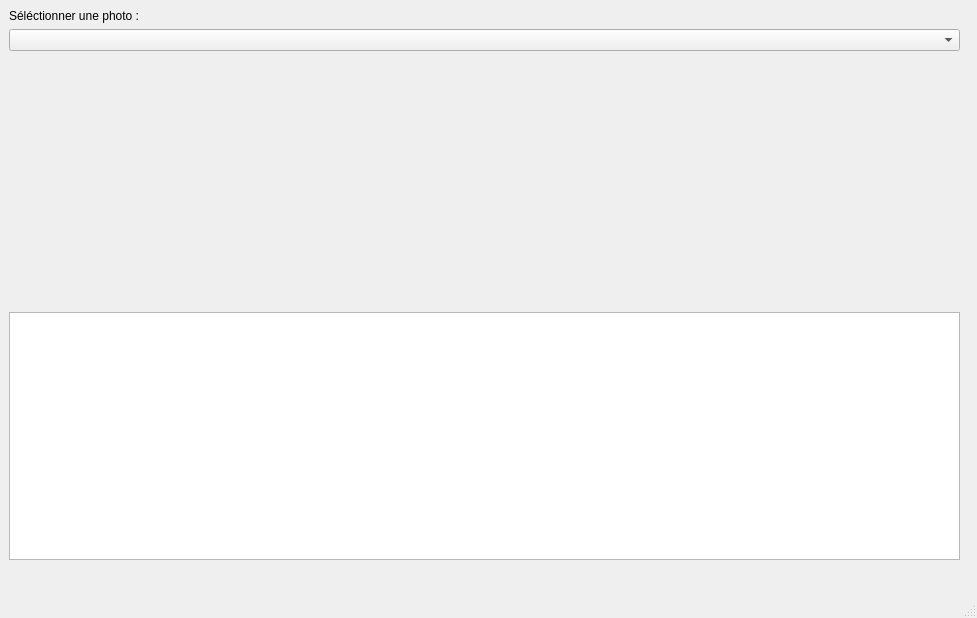
This is RepoGit/mainwindow.ui in guillaumedalbignac/Projet-Copie-Qt as Qt 5 draws it before an edit. The edited form follows.
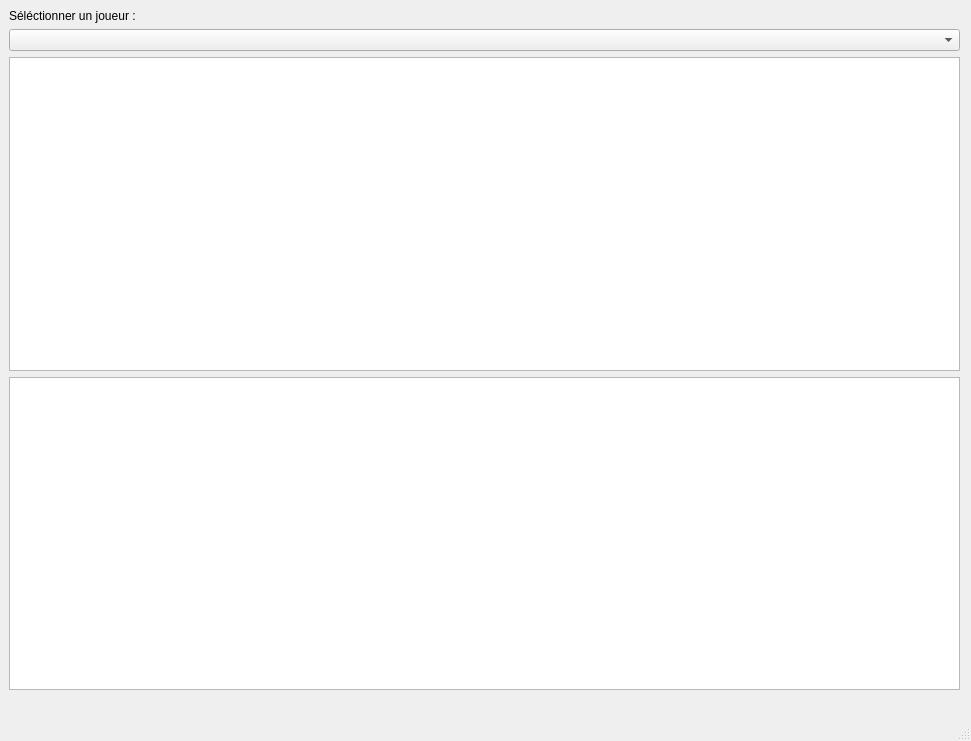
This is the edited form.

Commit message: Récupération des tags images en fonction du joueur séléctionner

The edit to the form file:
```diff
--- a/RepoGit/mainwindow.ui
+++ b/RepoGit/mainwindow.ui
@@ -6,8 +6,8 @@
    <rect>
     <x>0</x>
     <y>0</y>
-    <width>977</width>
-    <height>618</height>
+    <width>971</width>
+    <height>741</height>
    </rect>
   </property>
   <property name="windowTitle">
@@ -20,7 +20,7 @@
       <x>9</x>
       <y>9</y>
       <width>951</width>
-      <height>551</height>
+      <height>681</height>
      </rect>
     </property>
     <layout class="QVBoxLayout" name="verticalLayout">
@@ -33,7 +33,7 @@
         </size>
        </property>
        <property name="text">
-        <string>Séléctionner une photo :</string>
+        <string>Séléctionner un joueur :</string>
        </property>
       </widget>
      </item>
@@ -41,17 +41,7 @@
       <widget class="QComboBox" name="comboBox"/>
      </item>
      <item>
-      <widget class="QLabel" name="label_2">
-       <property name="sizePolicy">
-        <sizepolicy hsizetype="MinimumExpanding" vsizetype="MinimumExpanding">
-         <horstretch>0</horstretch>
-         <verstretch>0</verstretch>
-        </sizepolicy>
-       </property>
-       <property name="text">
-        <string/>
-       </property>
-      </widget>
+      <widget class="QTextEdit" name="textEdit"/>
      </item>
      <item>
       <widget class="QTableView" name="tableView">
```
Left out of the diff: 4 changed lines with no effect on the pictures. The commit also changes 2 other files.
